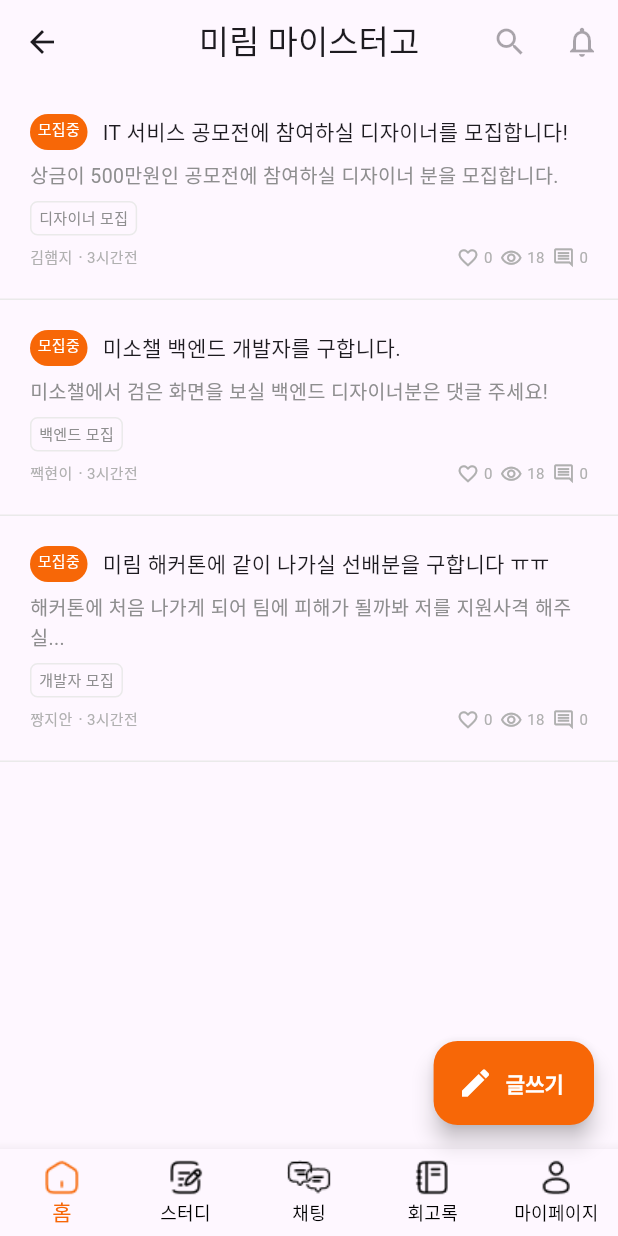
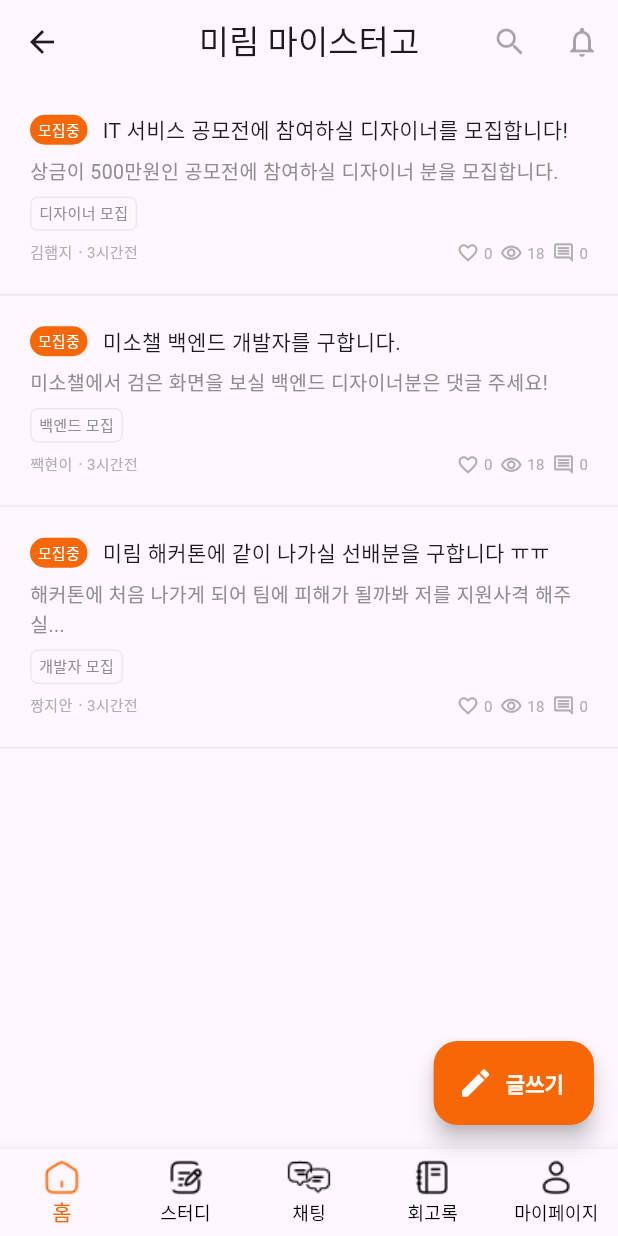
Before and after one commit to DreamOrReality/Dream-Or-Reality-Flutter, a Flutter app: the StudyScreen screen opened by its route, on a phone screen of 412 x 824 dp. Run offline on Flutter 3.47's test engine with Material 3 defaults, Android fonts, the phone set to English and light mode, and no system bars; our stand-ins replace fl_chart.

```diff
--- a/lib/screens/study_screen.dart
+++ b/lib/screens/study_screen.dart
@@ -29,6 +29,7 @@ class StudyScreen extends StatelessWidget {
           children: [
             // 모집여부 / 시간 / 하트 / 조회수 / 코멘트 수는 클래스 처리 안했어요 필요하면 하시길..
             // 예시 데이터 세개
+            // 이거 리스트뷰로 해야하나
             buildProjectPost(context, 'IT 서비스 공모전에 참여하실 디자이너를 모집합니다!',
                 '상금이 500만원인 공모전에 참여하실 디자이너 분을 모집합니다.', '디자이너 모집', '김햄지'),
             buildProjectPost(context, '미소챌 백엔드 개발자를 구합니다.',
--- a/lib/widgets/study_project_post_widget.dart
+++ b/lib/widgets/study_project_post_widget.dart
@@ -17,7 +17,7 @@ Widget buildProjectPost(BuildContext context, String postTitle,
           children: [
             // 모집중 버튼 (구현할거야?)
             Container(
-              padding: const EdgeInsets.fromLTRB(5, 3, 5, 7),
+              padding: const EdgeInsets.fromLTRB(5, 3, 5, 3),
               decoration: BoxDecoration(
                 borderRadius: BorderRadius.circular(50),
                 color: primaryColor,
```
